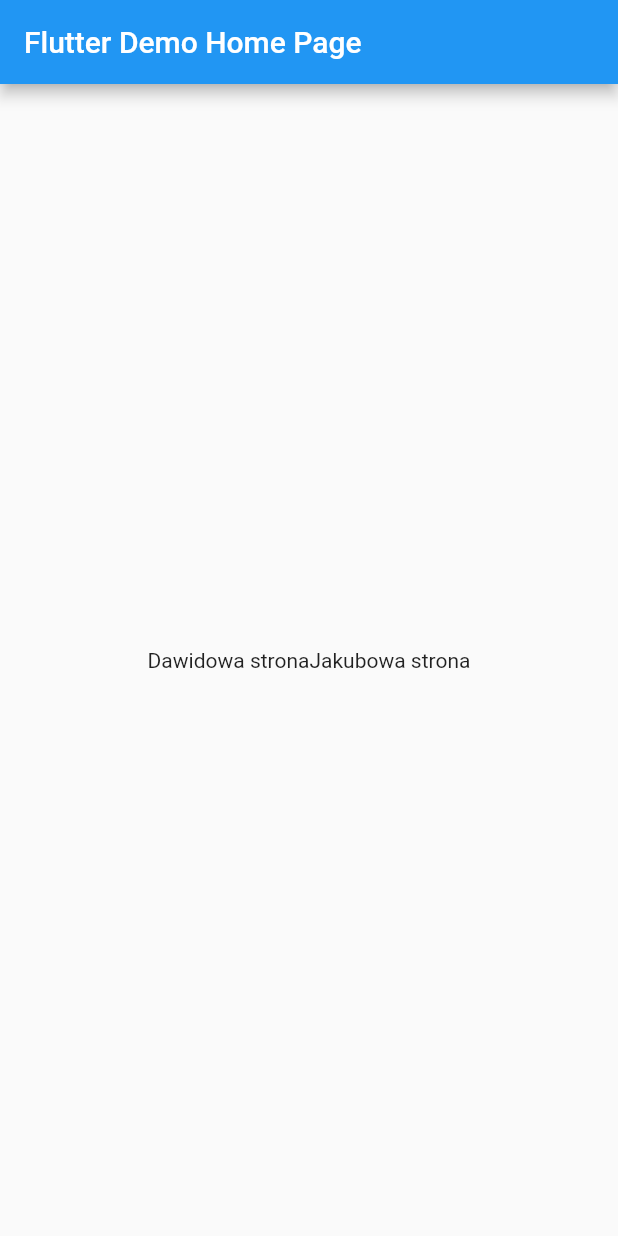
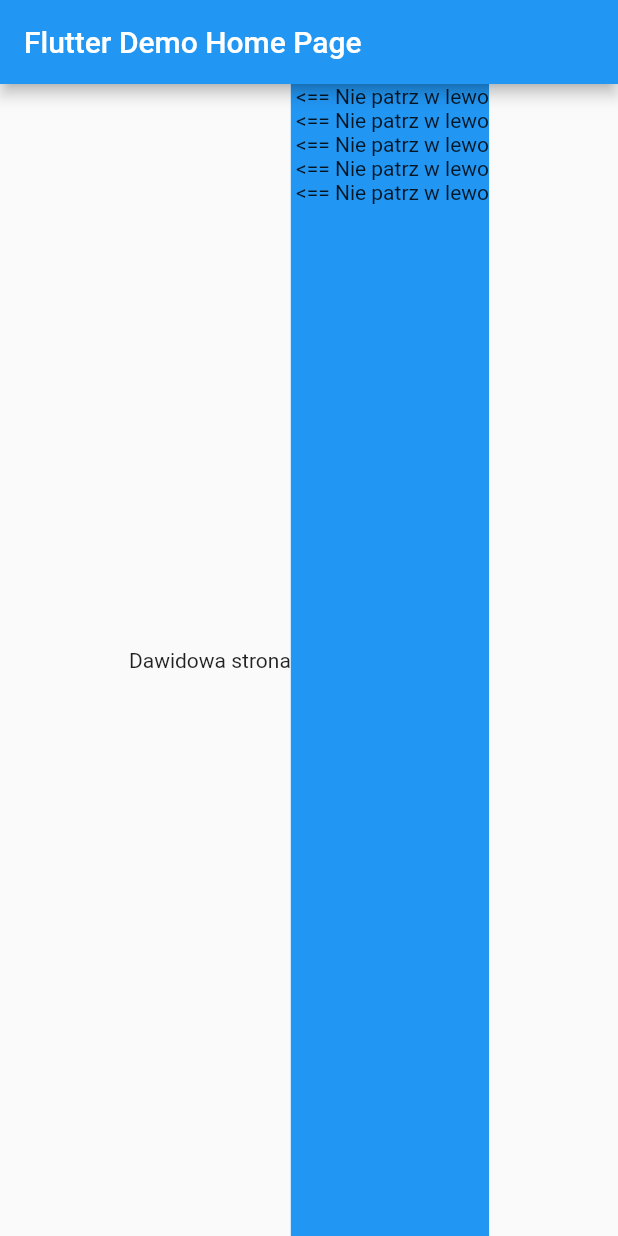
Before and after one commit to dawidlipowczan/notnot-game, a Flutter app: the screen it shows after launch, on a phone screen of 412 x 824 dp. Run offline on Flutter 3.47's test engine with Material 2 defaults, Android fonts, the phone set to English and light mode, and no system bars.

Commit message:
moja strona

```diff
--- a/not_not/lib/home.dart
+++ b/not_not/lib/home.dart
@@ -39,10 +39,11 @@ class _MyHomePageState extends State<MyHomePage> {
         // the App.build method, and use it to set our appbar title.
         title: Text(widget.title),
       ),
-      body: Center(
+      body: Container(
         // Center is a layout widget. It takes a single child and positions it
         // in the middle of the parent.
         child: Row(
+
           // Column is also a layout widget. It takes a list of children and
           // arranges them vertically. By default, it sizes itself to fit its
           // children horizontally, and tries to be as tall as its parent.
--- a/not_not/lib/jakub.dart
+++ b/not_not/lib/jakub.dart
@@ -1,3 +1,4 @@
+
 import 'package:flutter/material.dart';
 
 class JakubSide extends StatefulWidget {
@@ -6,9 +7,21 @@ class JakubSide extends StatefulWidget {
 }
 
 class JakubPage extends State<JakubSide> {
+
+
   Widget build(BuildContext context) {
     return Container(
-      child: Text('Jakubowa strona')
+      child: new Column (
+
+        children: <Widget>[
+          Text(' <== Nie patrz w lewo'),
+          Text(' <== Nie patrz w lewo'),
+          Text(' <== Nie patrz w lewo'),
+          Text(' <== Nie patrz w lewo'),
+          Text(' <== Nie patrz w lewo'),
+        ],
+      ),
+      color: Colors.blue,
       //Tutaj możesz dodawać swoje widżety i inne gadżety
     );
   }
```
